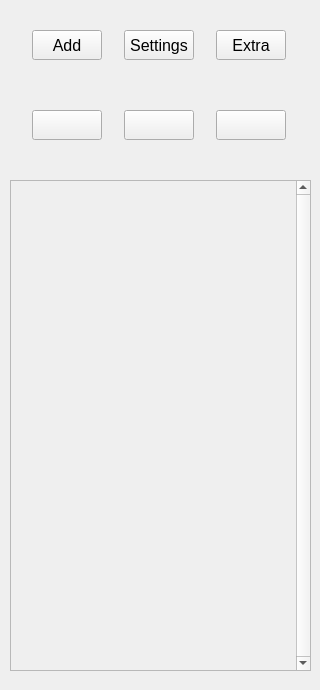
First picture: the form in src/ui_files/stack_space.ui, repository rakshith111/Time-Stack, before the edit.
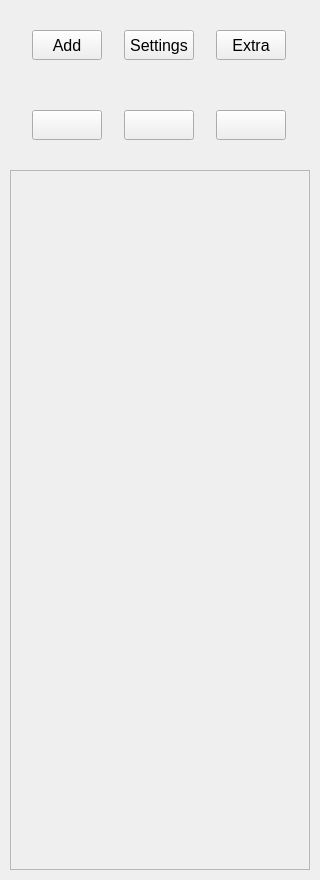
Second picture: the form after the edit.

Commit message: Expand the window

```diff
--- a/src/ui_files/stack_space.ui
+++ b/src/ui_files/stack_space.ui
@@ -7,11 +7,11 @@
     <x>0</x>
     <y>0</y>
     <width>320</width>
-    <height>690</height>
+    <height>880</height>
    </rect>
   </property>
   <property name="sizePolicy">
-   <sizepolicy hsizetype="Fixed" vsizetype="Fixed">
+   <sizepolicy hsizetype="Fixed" vsizetype="Expanding">
     <horstretch>0</horstretch>
     <verstretch>0</verstretch>
    </sizepolicy>
@@ -19,13 +19,13 @@
   <property name="minimumSize">
    <size>
     <width>320</width>
-    <height>690</height>
+    <height>880</height>
    </size>
   </property>
   <property name="maximumSize">
    <size>
     <width>320</width>
-    <height>690</height>
+    <height>880</height>
    </size>
   </property>
   <property name="windowTitle">
@@ -35,35 +35,56 @@
    <property name="geometry">
     <rect>
      <x>10</x>
-     <y>180</y>
-     <width>301</width>
-     <height>491</height>
+     <y>170</y>
+     <width>300</width>
+     <height>700</height>
     </rect>
    </property>
+   <property name="sizePolicy">
+    <sizepolicy hsizetype="Fixed" vsizetype="Fixed">
+     <horstretch>0</horstretch>
+     <verstretch>0</verstretch>
+    </sizepolicy>
+   </property>
+   <property name="minimumSize">
+    <size>
+     <width>300</width>
+     <height>700</height>
+    </size>
+   </property>
+   <property name="maximumSize">
+    <size>
+     <width>300</width>
+     <height>700</height>
+    </size>
+   </property>
    <property name="font">
     <font>
      <pointsize>12</pointsize>
     </font>
    </property>
    <property name="verticalScrollBarPolicy">
-    <enum>Qt::ScrollBarAlwaysOn</enum>
+    <enum>Qt::ScrollBarAlwaysOff</enum>
    </property>
    <property name="horizontalScrollBarPolicy">
-    <enum>Qt::ScrollBarAsNeeded</enum>
+    <enum>Qt::ScrollBarAlwaysOff</enum>
+   </property>
+   <property name="sizeAdjustPolicy">
+    <enum>QAbstractScrollArea::AdjustToContentsOnFirstShow</enum>
    </property>
    <property name="widgetResizable">
     <bool>true</bool>
    </property>
    <property name="alignment">
-    <set>Qt::AlignJustify|Qt::AlignTop</set>
+    <set>Qt::AlignCenter</set>
    </property>
    <widget class="QWidget" name="stack_dump">
     <property name="geometry">
      <rect>
       <x>0</x>
       <y>0</y>
-      <width>282</width>
-      <height>489</height>
+      <width>298</width>
+      <height>698</height>
      </rect>
     </property>
    </widget>
```
The commit also changes 1 other file.
